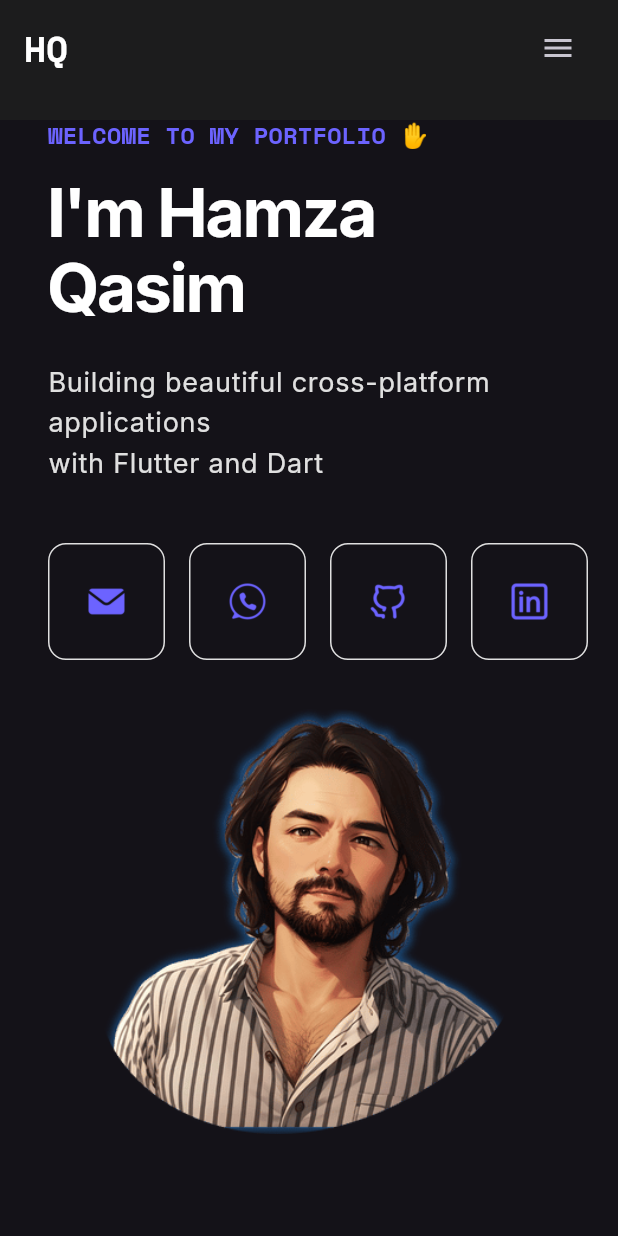
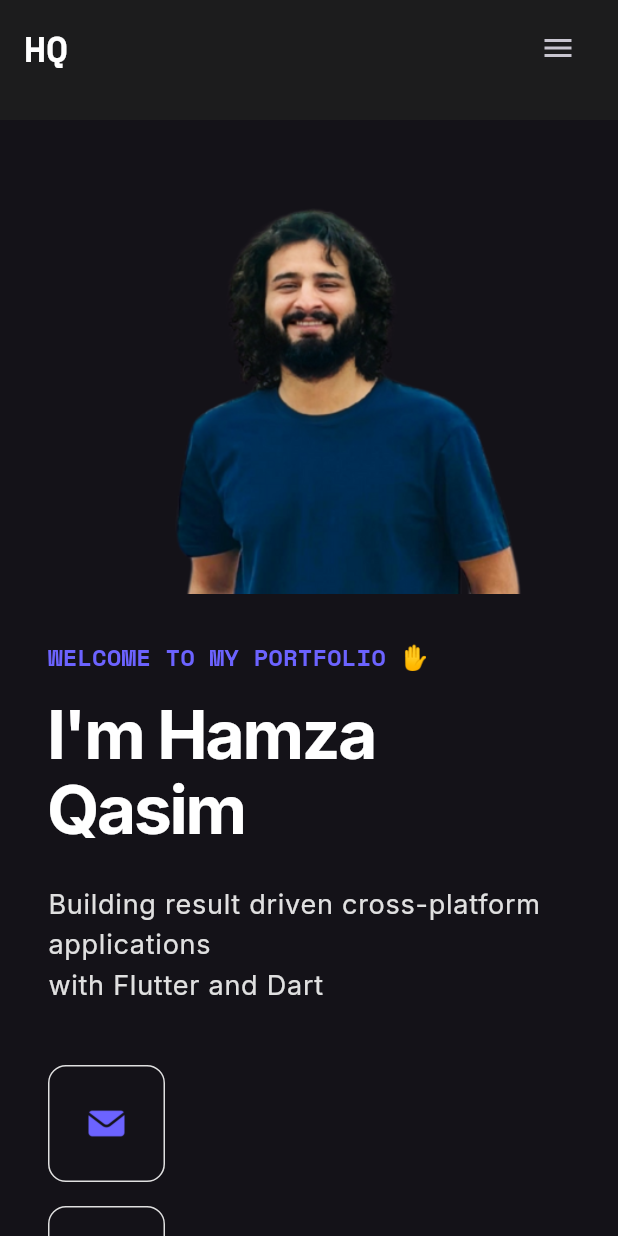
Before and after one commit to HamzaQasim7/hamza_folio, a Flutter app: the screen it shows after launch, on a phone screen of 412 x 824 dp. Run offline on Flutter 3.47's test engine with Material 3 defaults, Android fonts, the phone set to English and light mode, and no system bars; our stand-ins replace flutter_svg, google_fonts, motion_toast, responsive_framework; missing offline and left inert: hovering.

Commit message:
change P-image and layout fixes

```diff
--- a/lib/screens/home/home_screen.dart
+++ b/lib/screens/home/home_screen.dart
@@ -16,6 +16,7 @@ class MyHomePage extends StatelessWidget {
   Widget build(BuildContext context) {
     return Scaffold(
       body: CustomScrollView(
+        physics: const BouncingScrollPhysics(),
         slivers: [
           SliverAppBar(
             floating: true,
--- a/lib/widgets/hero_section.dart
+++ b/lib/widgets/hero_section.dart
@@ -8,15 +8,27 @@ class HeroSection extends StatelessWidget {
 
   @override
   Widget build(BuildContext context) {
+    final size = MediaQuery.of(context).size.width;
+    print("Hero Widget width📏📏📏: $size");
     return Container(
-      // height: 700,
       padding: const EdgeInsets.symmetric(horizontal: 32),
       child: ResponsiveRowColumn(
         rowMainAxisAlignment: MainAxisAlignment.center,
-        layout: ResponsiveBreakpoints.of(context).largerThan(MOBILE)
+        layout: ResponsiveBreakpoints.of(context).largerThan(TABLET)
             ? ResponsiveRowColumnType.ROW
             : ResponsiveRowColumnType.COLUMN,
         children: [
+          if (ResponsiveBreakpoints.of(context).smallerThan(TABLET))
+            ResponsiveRowColumnItem(
+              rowFlex: 1,
+              child: Container(
+                padding: const EdgeInsets.all(32),
+                child: Image.asset(
+                  'assets/images/profile-image.png',
+                  fit: BoxFit.contain,
+                ),
+              ),
+            ),
           ResponsiveRowColumnItem(
             rowFlex: 1,
             child: Column(
@@ -61,54 +73,68 @@ class HeroSection extends StatelessWidget {
                           ],
                         ).value,
                         height: 1.1,
-                        // This will use the theme's color by default
                       ),
                 ),
                 const SizedBox(height: 24),
                 Text(
-                  'Building beautiful cross-platform applications\nwith Flutter and Dart',
+                  'Building result driven cross-platform applications\nwith Flutter and Dart',
                   style: Theme.of(context)
                       .textTheme
                       .bodyLarge!
                       .copyWith(fontSize: 18),
                 ),
                 const SizedBox(height: 40),
-                Row(
+                ResponsiveRowColumn(
+                  layout: ResponsiveBreakpoints.of(context).smallerThan(TABLET)
+                      ? ResponsiveRowColumnType.COLUMN
+                      : ResponsiveRowColumnType.ROW,
+                  rowSpacing: 16,
+                  columnSpacing: 16,
                   children: [
-                    SocialButton(
+                    ResponsiveRowColumnItem(
+                      child: SocialButton(
                         message: 'Email',
                         imageUrl: 'assets/icons/email_img.png',
-                      onTap: () => UrlLauncherUtils.launchEmail('hamzaqasim.co@gmail.com'),
+                        onTap: () => UrlLauncherUtils.launchEmail(
+                            'hamzaqasim.co@gmail.com'),
                       ),
-                    const SizedBox(width: 16),
-                    SocialButton(
+                    ),
+                    ResponsiveRowColumnItem(
+                      child: SocialButton(
                         message: 'WhatsApp',
                         imageUrl: 'assets/icons/whatsapp_img.png',
-                      onTap: () => UrlLauncherUtils.launchWhatsApp('+923197739591'),
+                        onTap: () =>
+                            UrlLauncherUtils.launchWhatsApp('+923197739591'),
                       ),
-                    const SizedBox(width: 16),
-                    SocialButton(
+                    ),
+                    ResponsiveRowColumnItem(
+                      child: SocialButton(
                         message: 'Github',
                         imageUrl: 'assets/icons/github_img.png',
-                      onTap: () => UrlLauncherUtils.launchGitHub('HamzaQasim7'),
+                        onTap: () =>
+                            UrlLauncherUtils.launchGitHub('HamzaQasim7'),
                       ),
-                    const SizedBox(width: 16),
-                    SocialButton(
+                    ),
+                    ResponsiveRowColumnItem(
+                      child: SocialButton(
                         message: 'LinkedIn',
                         imageUrl: 'assets/icons/linkedin_img.png',
-                      onTap: () => UrlLauncherUtils.launchLinkedIn('hamzaqasim-flutterdeveloper'),
+                        onTap: () => UrlLauncherUtils.launchLinkedIn(
+                            'hamzaqasim-flutterdeveloper'),
+                      ),
                     ),
                   ],
                 ),
               ],
             ),
           ),
+          if (!ResponsiveBreakpoints.of(context).smallerThan(TABLET))
             ResponsiveRowColumnItem(
               rowFlex: 1,
               child: Container(
                 padding: const EdgeInsets.all(32),
                 child: Image.asset(
-                'assets/images/port_new_img.png',
+                  'assets/images/profile-image.png',
                   fit: BoxFit.contain,
                 ),
               ),
```
Also changed, not shown: assets/images/profile-image.png (added). Lines whose indentation alone changed are shown as unchanged.
